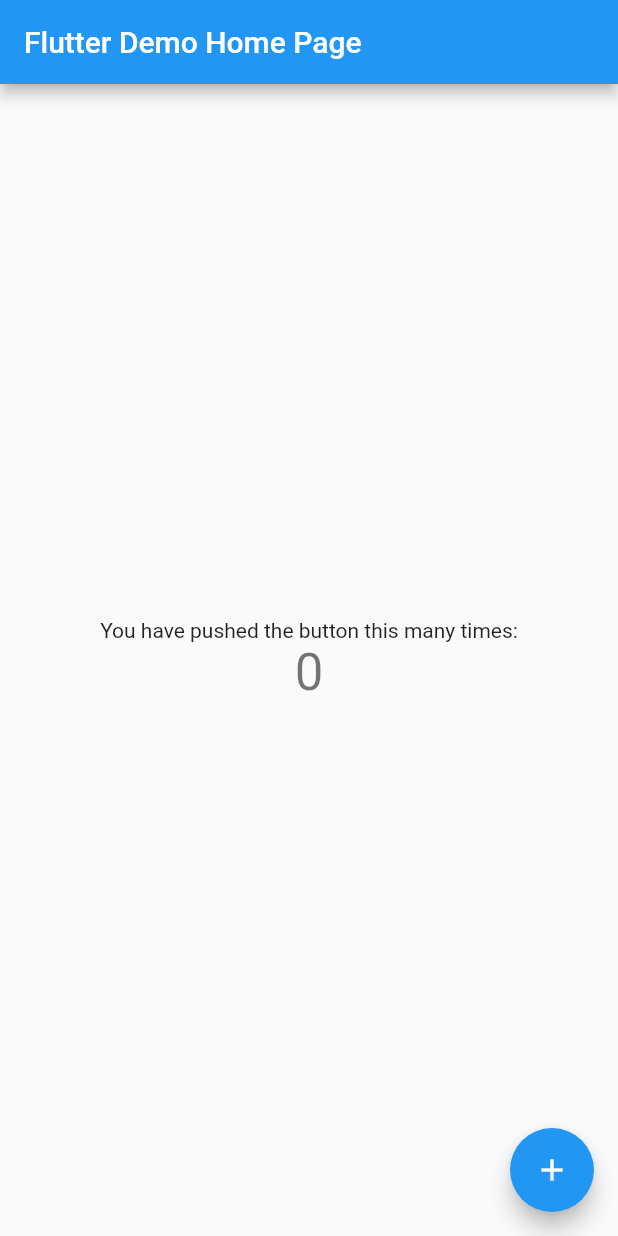
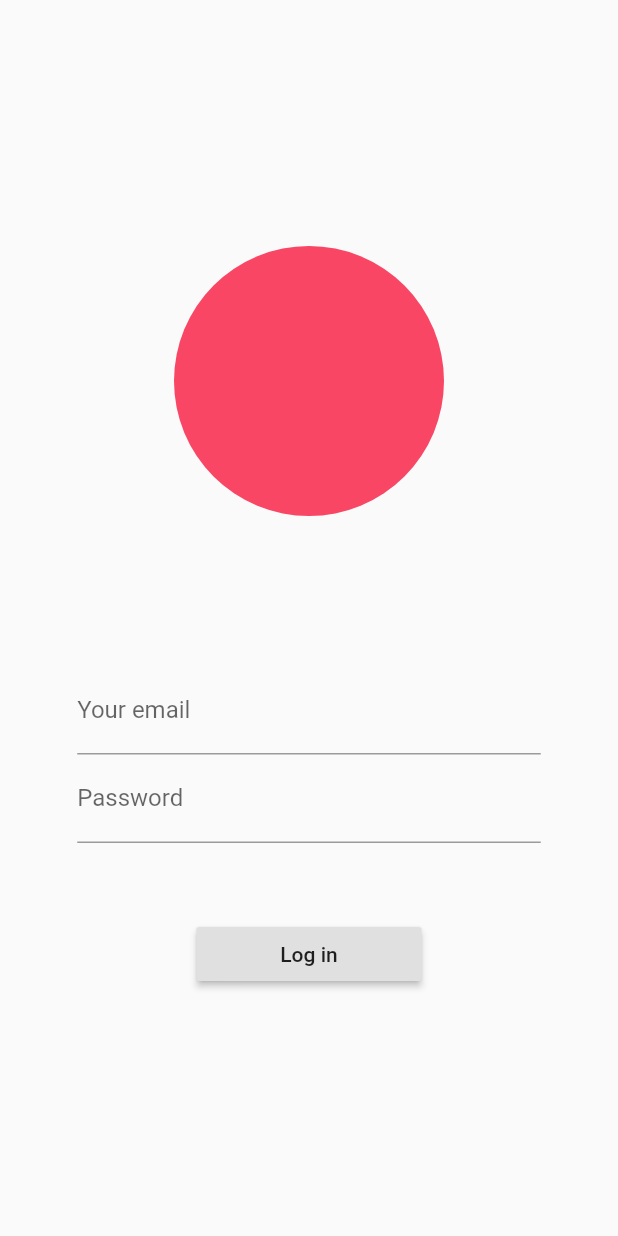
Before and after one commit to a-ng9/partial_gallery, a Flutter app: the screen it shows after launch, on a phone screen of 412 x 824 dp. Run offline on Flutter 3.47's test engine with Material 2 defaults, Android fonts, the phone set to English and light mode, and no system bars.

Commit message:
Set up of MainPage

```diff
--- a/lib/main.dart
+++ b/lib/main.dart
@@ -1,13 +1,15 @@
 import 'package:flutter/material.dart';
+import 'package:partial_gallery/mainScreen.dart';
 
 void main() => runApp(MyApp());
 
 class MyApp extends StatelessWidget {
   // This widget is the root of your application.
+
   @override
   Widget build(BuildContext context) {
     return MaterialApp(
-      title: 'Flutter Demo',
+      title: 'Flutter Partial Gallery',
       theme: ThemeData(
         primarySwatch: Colors.blue,
       ),
@@ -19,15 +21,6 @@
 class MyHomePage extends StatefulWidget {
   MyHomePage({Key key, this.title}) : super(key: key);
 
-  // This widget is the home page of your application. It is stateful, meaning
-  // that it has a State object (defined below) that contains fields that affect
-  // how it looks.
-
-  // This class is the configuration for the state. It holds the values (in this
-  // case the title) provided by the parent (in this case the App widget) and
-  // used by the build method of the State. Fields in a Widget subclass are
-  // always marked "final".
-
   final String title;
 
   @override
@@ -35,68 +28,82 @@
 }
 
 class _MyHomePageState extends State<MyHomePage> {
-  int _counter = 0;
-
-  void _incrementCounter() {
-    setState(() {
-      // This call to setState tells the Flutter framework that something has
-      // changed in this State, which causes it to rerun the build method below
-      // so that the display can reflect the updated values. If we changed
-      // _counter without calling setState(), then the build method would not be
-      // called again, and so nothing would appear to happen.
-      _counter++;
-    });
-  }
+  final formKey = GlobalKey<FormState>();
 
   @override
   Widget build(BuildContext context) {
-    // This method is rerun every time setState is called, for instance as done
-    // by the _incrementCounter method above.
-    //
-    // The Flutter framework has been optimized to make rerunning build methods
-    // fast, so that you can just rebuild anything that needs updating rather
-    // than having to individually change instances of widgets.
     return Scaffold(
-      appBar: AppBar(
-        // Here we take the value from the MyHomePage object that was created by
-        // the App.build method, and use it to set our appbar title.
-        title: Text(widget.title),
-      ),
-      body: Center(
-        // Center is a layout widget. It takes a single child and positions it
-        // in the middle of the parent.
-        child: Column(
-          // Column is also a layout widget. It takes a list of children and
-          // arranges them vertically. By default, it sizes itself to fit its
-          // children horizontally, and tries to be as tall as its parent.
-          //
-          // Invoke "debug painting" (press "p" in the console, choose the
-          // "Toggle Debug Paint" action from the Flutter Inspector in Android
-          // Studio, or the "Toggle Debug Paint" command in Visual Studio Code)
-          // to see the wireframe for each widget.
-          //
-          // Column has various properties to control how it sizes itself and
-          // how it positions its children. Here we use mainAxisAlignment to
-          // center the children vertically; the main axis here is the vertical
-          // axis because Columns are vertical (the cross axis would be
-          // horizontal).
-          mainAxisAlignment: MainAxisAlignment.center,
-          children: <Widget>[
-            Text(
-              'You have pushed the button this many times:',
+      // appBar: AppBar(
+      //   title: Text(widget.title),
+      // ),
+      body: Form(
+        key: formKey,
+        child: Center(
+          child: Container(
+            // color: Colors.grey,
+            width: MediaQuery.of(context).size.width * 0.75,
+            // height: MediaQuery.of(context).size.height,
+            child: Column(
+              mainAxisAlignment: MainAxisAlignment.center,
+              children: <Widget>[
+                CircleAvatar(
+                  backgroundColor: Color.fromRGBO(249, 70, 100, 1),
+                  radius: 90,
+                ),
+                SizedBox(
+                  height: 100,
+                ),
+                TextFormField(
+                  decoration: InputDecoration(labelText: "Your email"),
+                  validator: nameValidator,
+                  // onSaved: (String value) => _id = value
+                ),
+                TextFormField(
+                  decoration: InputDecoration(labelText: "Password"),
+                  // onSaved: (String value) => _userId = value,
+                  validator: nameValidator,
+                ),
+                SizedBox(
+                  height: 50,
+                ),
+                Container(
+                  width: 150,
+                  child: RaisedButton(
+                    onPressed: () {
+                      Navigator.push(
+                          context,
+                          MaterialPageRoute(
+                              builder: (context) => MainScreen()));
+                    },
+                    child: Text("Log in"),
+                  ),
+                ),
+              ],
             ),
-            Text(
-              '$_counter',
-              style: Theme.of(context).textTheme.display1,
-            ),
-          ],
+          ),
         ),
       ),
-      floatingActionButton: FloatingActionButton(
-        onPressed: _incrementCounter,
-        tooltip: 'Increment',
-        child: Icon(Icons.add),
-      ), // This trailing comma makes auto-formatting nicer for build methods.
     );
   }
 }
+
+String nameValidator(String value) {
+  if (value.isEmpty) {
+    return "Cannot Be empty";
+  }
+  final n = num.tryParse(value);
+  if (n == null) {
+    return '$value is not a valid number';
+  }
+
+  return null;
+}
+
+String numberValidator(String value) {
+  final n = num.tryParse(value);
+  if (n == null) {
+    return '$value is not a valid number';
+  }
+
+  return null;
+}
```
Also changed, not shown: lib/mainScreen.dart (added, +74 -0 lines), lib/screens/accountScreen.dart (added, +15 -0 lines), lib/screens/browseScreen.dart (added, +15 -0 lines), lib/screens/inspirationScreen.dart (added, +15 -0 lines), lib/screens/myCollectionScreen.dart (added, +15 -0 lines).
